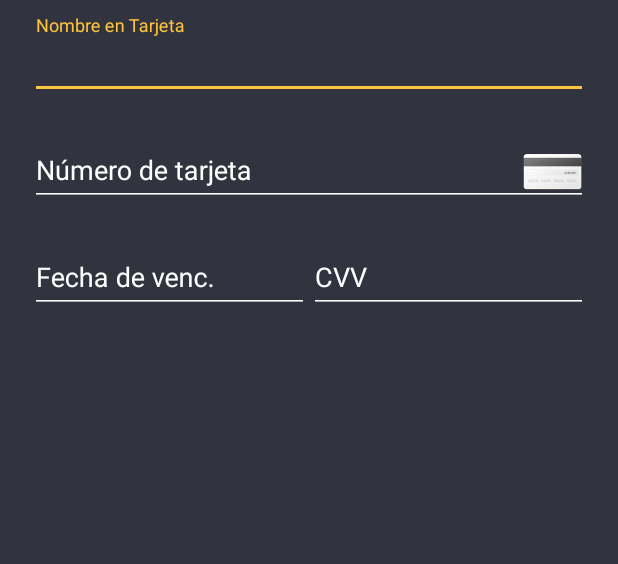
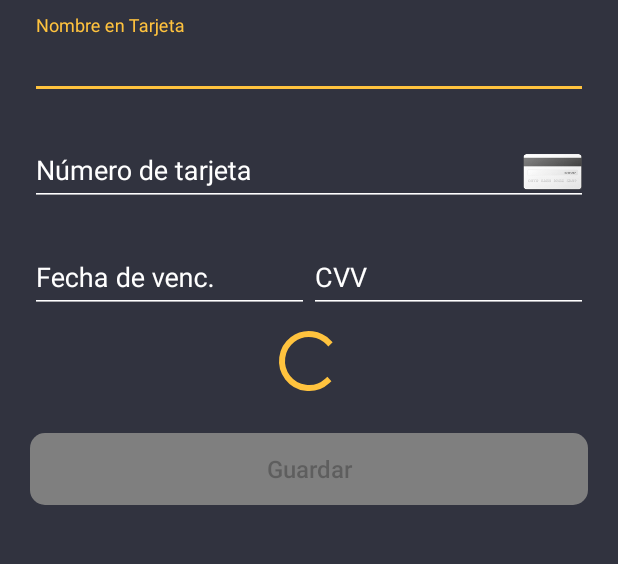
Before and after one commit to jtoruno/RP-RX, an Android app: the layout activity_add_payment.xml on its own in the app's theme, with its tools: preview values and no code run, on a phone screen of 412 x 824 dp, the part 107-671 px from its top. Run offline under Robolectric (Android 15) with nearby library versions, the light colour scheme and no system bars.

Commit message:
inputs fixed, cvv, expiration date, to do -> validate func, AddPayment

```diff
--- a/Application/src/main/java/com/zimplifica/redipuntos/viewModels/AddPaymentVM.kt
+++ b/Application/src/main/java/com/zimplifica/redipuntos/viewModels/AddPaymentVM.kt
@@ -73,6 +73,7 @@ interface AddPaymentVM {
         private val cardNumber = BehaviorSubject.create<CreditCardNumber>()
         private val cardExpirationDate = BehaviorSubject.create<CreditCardExpirationDate>()
         private val cardSecurityCode = BehaviorSubject.create<CreditCardSegurityCode>()
+        //private val cardSecurityCode : Observable<CreditCardSegurityCode>
         private val isFormValid = BehaviorSubject.create<Boolean>()
         private val showError = BehaviorSubject.create<String>()
         private val loading = BehaviorSubject.create<Boolean>()
@@ -162,7 +163,9 @@ interface AddPaymentVM {
 
         override fun cardSecurityCodeChanged(code: String) = this.cardSecurityCodeChanged.onNext(code)
 
-        override fun addPaymentMethodButtonPressed() = this.addPaymentMethodButtonPressed.onNext(Unit)
+        override fun addPaymentMethodButtonPressed(){
+            return this.addPaymentMethodButtonPressed.onNext(Unit)
+        }
 
         override fun cardHolder(): Observable<String> = this.cardHolder
 
--- a/Application/src/main/res/layout/activity_add_payment.xml
+++ b/Application/src/main/res/layout/activity_add_payment.xml
@@ -61,7 +61,8 @@
             android:layout_width="match_parent"
             android:layout_height="wrap_content" android:layout_marginTop="15dp"
             app:layout_constraintTop_toBottomOf="@+id/textInputLayout12" app:layout_constraintStart_toStartOf="parent"
-            android:layout_marginStart="20dp" app:layout_constraintEnd_toEndOf="parent" android:layout_marginEnd="20dp">
+            android:layout_marginStart="20dp" app:layout_constraintEnd_toEndOf="parent" android:layout_marginEnd="20dp"
+            android:id="@+id/linearLayout7">
         <android.support.design.widget.TextInputLayout
                 android:id="@+id/input_layout_exp_date"
                 android:textColorHint="@android:color/white"
@@ -76,6 +77,8 @@
                     android:textColorHint="@android:color/white"
                     android:layout_width="match_parent"
                     android:layout_height="wrap_content"
+                    android:maxLength="5"
+                    android:inputType="numberSigned"
                     android:hint="Fecha de venc."/>
         </android.support.design.widget.TextInputLayout>
 
@@ -85,6 +88,7 @@
                 android:layout_width="0dp"
                 android:layout_weight="0.5"
                 android:hint="CVV"
+                android:inputType="numberSigned"
                 android:layout_height="match_parent">
 
             <android.support.design.widget.TextInputEditText
@@ -94,7 +98,29 @@
                     android:textColorHint="@android:color/white"
                     android:layout_width="match_parent"
                     android:layout_height="wrap_content"
-                   />
+                    android:inputType="numberSigned"
+                    android:maxLength="3"
+            />
         </android.support.design.widget.TextInputLayout>
     </LinearLayout>
+    <ProgressBar
+            style="?android:attr/progressBarStyle"
+            android:layout_width="wrap_content"
+            android:layout_height="wrap_content"
+            android:id="@+id/progressBar9" android:layout_marginTop="8dp"
+            app:layout_constraintTop_toBottomOf="@+id/linearLayout7" app:layout_constraintEnd_toEndOf="parent"
+            android:layout_marginEnd="8dp" app:layout_constraintStart_toStartOf="parent"
+            android:layout_marginStart="8dp"/>
+    <Button
+            android:text="Guardar"
+            android:textSize="16sp"
+            android:textAllCaps="false"
+            android:enabled="false"
+            android:background="@drawable/btn_state"
+            android:layout_width="match_parent"
+            android:layout_height="wrap_content"
+            android:id="@+id/add_payment_btn" android:layout_marginTop="24dp"
+            app:layout_constraintTop_toBottomOf="@+id/progressBar9" app:layout_constraintEnd_toEndOf="parent"
+            android:layout_marginEnd="20dp" app:layout_constraintStart_toStartOf="parent"
+            android:layout_marginStart="20dp" app:layout_constraintHorizontal_bias="0.0"/>
 </android.support.constraint.ConstraintLayout>
```
Also changed, not shown: Application/src/main/java/com/zimplifica/redipuntos/ui/activities/AddPaymentActivity.kt (+61 -7 lines).
